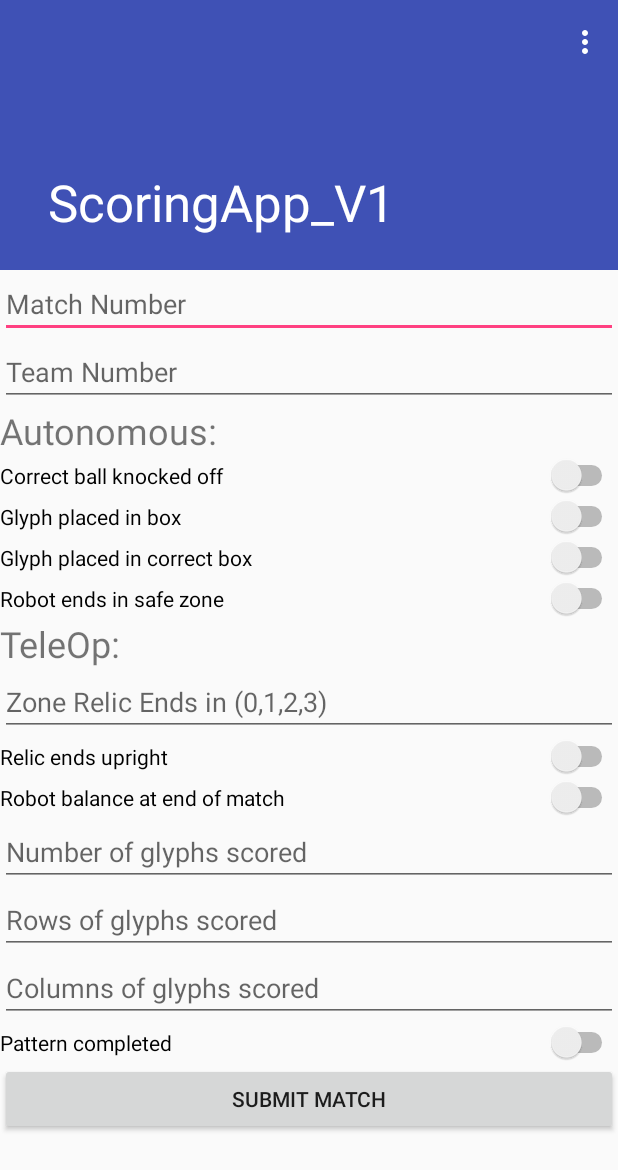
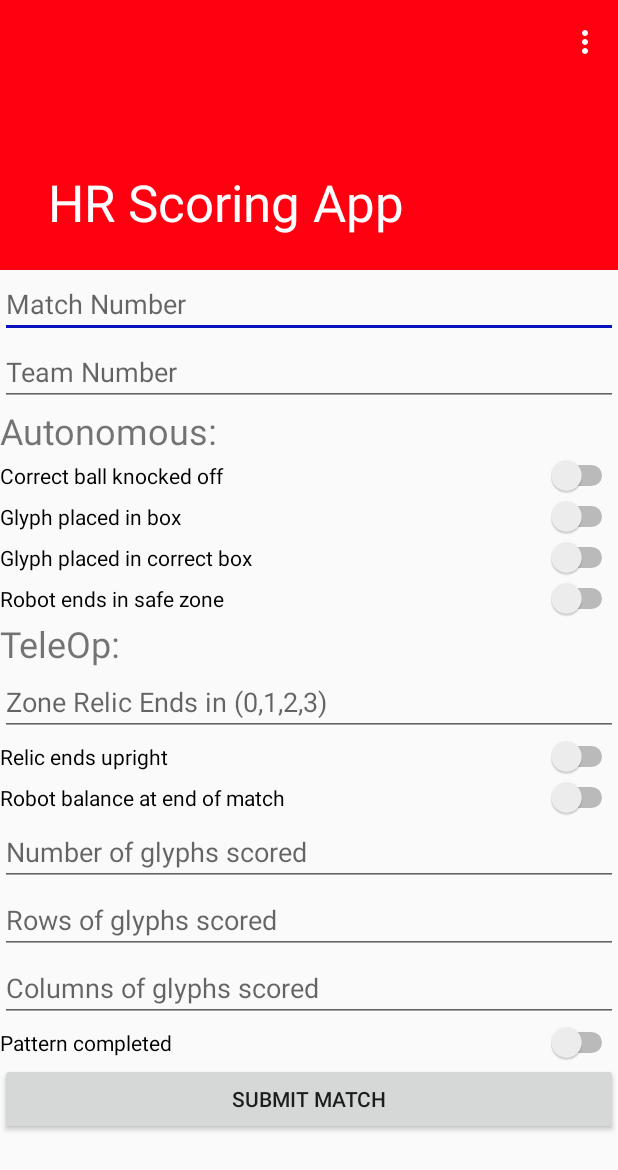
Before and after one commit to hortonvilleroboticssam/ScoringApp_V1, an Android app: the screen it shows after launch (MainActivity), after a tap on "SUBMIT MATCH", on a phone screen of 412 x 824 dp. Shown: the top 1170 px of the screen. Run offline under Robolectric (Android 15) with nearby library versions, the phone set to English and light mode, and no system bars.

```diff
--- a/app/src/main/java/com/hortonvillerobotics/scoringapp_v1/MainActivity.java
+++ b/app/src/main/java/com/hortonvillerobotics/scoringapp_v1/MainActivity.java
@@ -12,6 +12,7 @@ import android.widget.Button;
 import android.widget.EditText;
 import android.os.AsyncTask;
 import android.util.Log;
+import android.widget.Switch;
 import android.widget.Toast;
 import org.json.JSONObject;
 import java.io.BufferedReader;
@@ -29,10 +30,22 @@ public class MainActivity extends AppCompatActivity {
 
     private ProgressDialog progress;
 
+    EditText matchNumber;
     EditText teamNumber;
-    EditText matchNumber;
+    Switch jewel;
+    Switch autoGlyph;
+    Switch autoCrypto;
+    Switch safeZone;
     EditText relicZone;
+    Switch relicUpright;
+    Switch balanced;
+    EditText numberGlyphs;
+    EditText rowGlyphs;
+    EditText colGlyphs;
+    Switch pattern;
     Button button;
+
+
     String[] results = new String[13];
 
     @Override
@@ -43,19 +56,38 @@ public class MainActivity extends AppCompatActivity {
         setSupportActionBar(toolbar);
 
         button=(Button)findViewById(R.id.btn_submit);
+
+        matchNumber = (EditText)findViewById(R.id.field_matchNumber);
         teamNumber =(EditText)findViewById(R.id.field_teamNumber);
-        matchNumber = (EditText)findViewById(R.id.field_matchNumber);
+        jewel = findViewById(R.id.switch_ball);
+        autoGlyph = findViewById(R.id.switch_glyph);
+        autoCrypto = findViewById(R.id.switch_crypto);
+        safeZone = findViewById(R.id.switch_safeZone);
         relicZone =(EditText)findViewById(R.id.field_relicZone);
-
-
+        relicUpright = findViewById(R.id.switch_relicUpright);
+        balanced = findViewById(R.id.switch_robotBalanced);
+        numberGlyphs = (EditText) findViewById(R.id.field_numberGlyphs);
+        rowGlyphs = (EditText) findViewById(R.id.field_rowGlyphs);
+        colGlyphs = (EditText) findViewById(R.id.field_columnGlyphs);
+        pattern = findViewById(R.id.switch_pattern);
 
         button.setOnClickListener(new View.OnClickListener() {
             @Override
             public void onClick(View v) {
                 //TODO: ENTER ALL POSSIBLE PARAMETERS THAT ARE IN THE GOOGLE SCRIPT
+                results[0] = matchNumber.getText().toString();
                 results[1] = teamNumber.getText().toString();
-
+                results[2] = "" + jewel.isChecked();
+                results[3] = "" + autoGlyph.isChecked();
+                results[4] = "" + autoCrypto.isChecked();
+                results[5] = "" + safeZone.isChecked();
                 results[6] = relicZone.getText().toString();
+                results[7] = "" + relicUpright.isChecked();
+                results[8] = "" + balanced.isChecked();
+                results[9] = numberGlyphs.getText().toString();
+                results[10] = rowGlyphs.getText().toString();
+                results[11] = colGlyphs.getText().toString();
+                results[12] = "" + balanced.isChecked();
 
                 new MainActivity.SendRequest().execute();
             }
@@ -103,21 +135,15 @@ public class MainActivity extends AppCompatActivity {
 
                 URL url = new URL("https://script.google.com/a/hortonvillerobotics.com/macros/s/AKfycbzSukoOXFOX1jKz3rp7MDyrG_czuIuk6zeoA-3iNLy1AH4KD58/exec");
                 JSONObject postDataParams = new JSONObject();
+                String id= "14DoM0-EFK_oKTBs1sgPWpb5_Lb9PVxKGNuI44nqNT3Y";
 
-                String id= "14DoM0-EFK_oKTBs1sgPWpb5_Lb9PVxKGNuI44nqNT3Y";
-                postDataParams.put("matchNumber",results[0]);
-                postDataParams.put("teamNumber", results[1]);
-                postDataParams.put("autoJewel", results[2]);
-                postDataParams.put("autoGlyph", results[3]);
-                postDataParams.put("autoCrypto", results[4]);
-                postDataParams.put("safeZone", results[5]);
-                postDataParams.put("relicZone", results[6]);
-                postDataParams.put("relicUpright", results[7]);
-                postDataParams.put("balanced", results[8]);
-                postDataParams.put("totalGlyphs", results[9]);
-                postDataParams.put("glyphRows", results[10]);
-                postDataParams.put("GlyphCols", results[11]);
-                postDataParams.put("Cypher", results[12]);
+                String[] parameters = {"matchNumber", "teamNumber", "autoJewel"
+                , "autoGlyph", "autoCrypto", "safeZone", "relicZone", "relicUpright"
+                , "balanced", "totalGlyphs", "glyphRows", "glyphCols", "pattern"};
+
+                for(int i = 0; i < parameters.length; i++) {
+                    postDataParams.put(parameters[i],results[i]);
+                }
                 postDataParams.put("id",id);
 
 
--- a/app/src/main/res/values/colors.xml
+++ b/app/src/main/res/values/colors.xml
@@ -1,6 +1,6 @@
 <?xml version="1.0" encoding="utf-8"?>
 <resources>
-    <color name="colorPrimary">#3F51B5</color>
-    <color name="colorPrimaryDark">#303F9F</color>
-    <color name="colorAccent">#FF4081</color>
+    <color name="colorPrimary">#ff0011</color>
+    <color name="colorPrimaryDark">#930007</color>
+    <color name="colorAccent">#0912be</color>
 </resources>
--- a/app/src/main/res/values/strings.xml
+++ b/app/src/main/res/values/strings.xml
@@ -1,5 +1,5 @@
 <resources>
-    <string name="app_name">ScoringApp_V1</string>
+    <string name="app_name">HR Scoring App</string>
     <string name="large_text">
         "Material is the metaphor.\n\n"
 
```
Also changed, not shown: app/src/main/res/mipmap-xhdpi/hortonville_robotics_logo.jpg (added).
